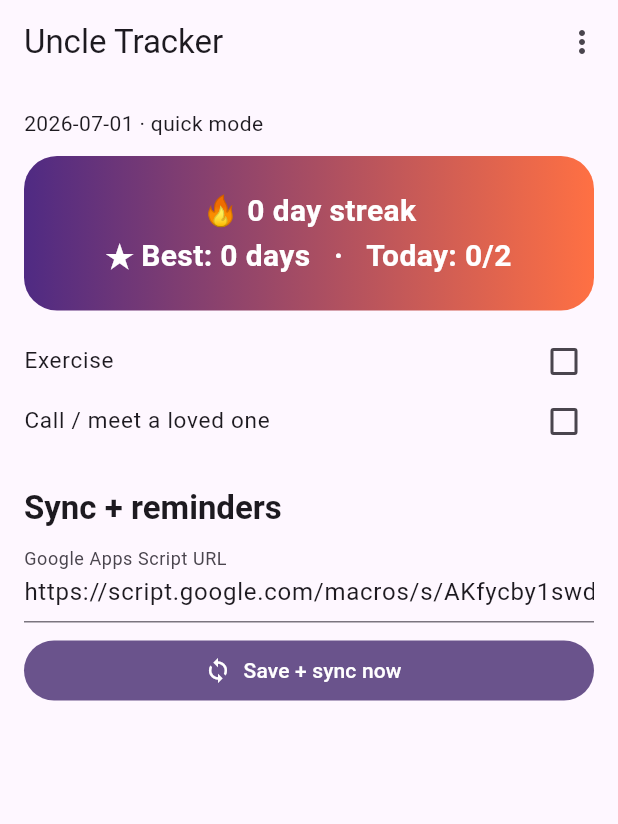
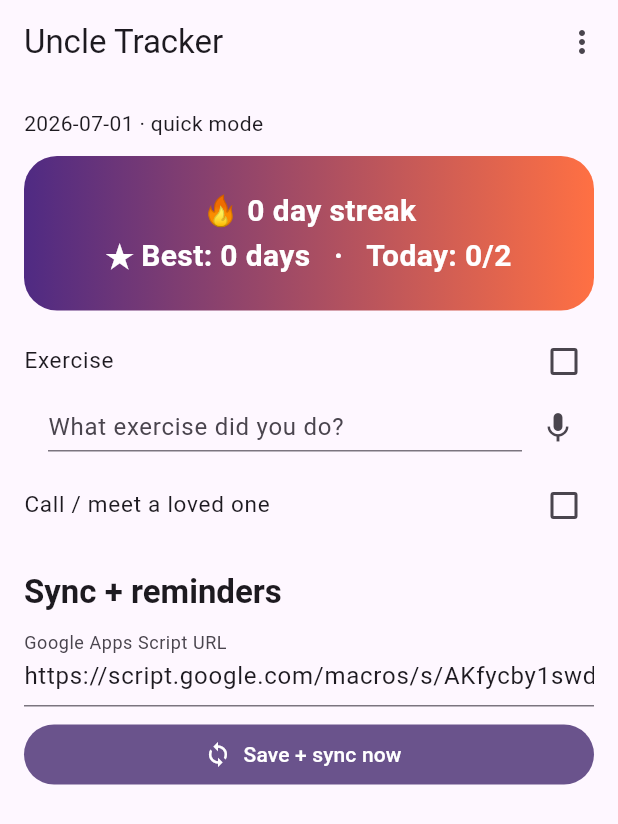
Before and after one commit to fescofesco/habits-tracker, a Flutter app: the screen it shows after launch, after a tap on "Uncle mode · 2 habits", on a phone screen of 412 x 824 dp. Shown: the top 824 px of the screen. Run offline on Flutter 3.47's test engine with Material 3 defaults, Android fonts, the phone set to English and light mode, and no system bars; our stand-ins replace flutter_local_notifications, flutter_timezone, image_picker, shared_preferences, speech_to_text, timezone; missing offline and left inert: google_mlkit_text_recognition; network calls fail.

Commit message:
feat: add exercise comment field with speech button to uncle mode
Co-Authored-By: Claude Opus 4.8 <noreply@anthropic.com>

```diff
--- a/flutter_app/lib/main.dart
+++ b/flutter_app/lib/main.dart
@@ -151,6 +151,7 @@ class _TrackerPageState extends State<TrackerPage> {
       'board_game_comment',
       'sports_comment',
       'birthday_comment',
+      'uncle_exercise_comment',
     ]) {
       control(key).text = p.getString('$today:$key') ?? '';
     }
@@ -266,6 +267,7 @@ class _TrackerPageState extends State<TrackerPage> {
       'board_game_comment',
       'sports_comment',
       'birthday_comment',
+      'uncle_exercise_comment',
     ])
       key: control(key).text,
     'birthday_done': birthdayDone,
@@ -562,6 +564,8 @@ class _TrackerPageState extends State<TrackerPage> {
                         await _save();
                       },
                     ),
+                    if (e.key == 'uncle_exercise')
+                      _note('uncle_exercise_comment', 'What exercise did you do?', speechButton: true),
                     if (e.key == 'call_close_one')
                       _note('close_one_comment', 'Who did you call or meet?'),
                     if (e.key == 'courage')
```
Also changed, not shown: 1 other file.
